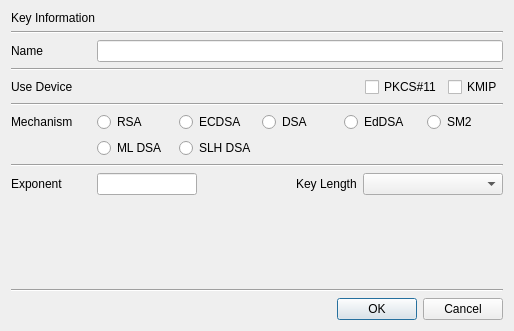
First picture: the form in CertMan/new_key_dlg.ui, repository jykim74/CertMan, before the edit.
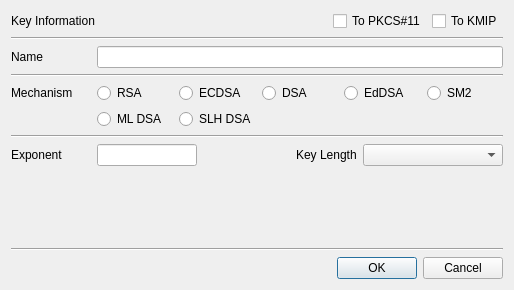
Second picture: the form after the edit.

The edit to the form file:
```diff
--- a/CertMan/new_key_dlg.ui
+++ b/CertMan/new_key_dlg.ui
@@ -7,7 +7,7 @@
     <x>0</x>
     <y>0</y>
     <width>514</width>
-    <height>331</height>
+    <height>290</height>
    </rect>
   </property>
   <property name="windowTitle">
@@ -15,11 +15,45 @@
   </property>
   <layout class="QVBoxLayout" name="verticalLayout">
    <item>
-    <widget class="QLabel" name="label">
-     <property name="text">
-      <string>Key Information</string>
+    <layout class="QGridLayout" name="gridLayout_5">
+     <property name="topMargin">
+      <number>0</number>
      </property>
-    </widget>
+     <item row="0" column="0">
+      <widget class="QLabel" name="label">
+       <property name="text">
+        <string>Key Information</string>
+       </property>
+      </widget>
+     </item>
+     <item row="0" column="3">
+      <widget class="QCheckBox" name="mKMIPCheck">
+       <property name="text">
+        <string>To KMIP</string>
+       </property>
+      </widget>
+     </item>
+     <item row="0" column="2">
+      <widget class="QCheckBox" name="mPKCS11Check">
+       <property name="text">
+        <string>To PKCS#11</string>
+       </property>
+      </widget>
+     </item>
+     <item row="0" column="1">
+      <spacer name="horizontalSpacer_2">
+       <property name="orientation">
+        <enum>Qt::Horizontal</enum>
+       </property>
+       <property name="sizeHint" stdset="0">
+        <size>
+         <width>40</width>
+         <height>20</height>
+        </size>
+       </property>
+      </spacer>
+     </item>
+    </layout>
    </item>
    <item>
     <widget class="Line" name="line">
@@ -64,60 +98,6 @@
      </item>
     </layout>
    </item>
-   <item>
-    <widget class="Line" name="line_2">
-     <property name="orientation">
-      <enum>Qt::Horizontal</enum>
-     </property>
-    </widget>
-   </item>
-   <item>
-    <layout class="QGridLayout" name="gridLayout_4">
-     <property name="topMargin">
-      <number>0</number>
-     </property>
-     <item row="0" column="3">
-      <widget class="QCheckBox" name="mKMIPCheck">
-       <property name="text">
-        <string>KMIP</string>
-       </property>
-      </widget>
-     </item>
-     <item row="0" column="1">
-      <spacer name="horizontalSpacer_2">
-       <property name="orientation">
-        <enum>Qt::Horizontal</enum>
-       </property>
-       <property name="sizeHint" stdset="0">
-        <size>
-         <width>40</width>
-         <height>20</height>
-        </size>
-       </property>
-      </spacer>
-     </item>
-     <item row="0" column="0">
-      <widget class="QLabel" name="label_3">
-       <property name="minimumSize">
-        <size>
-         <width>80</width>
-         <height>0</height>
-        </size>
-       </property>
-       <property name="text">
-        <string>Use Device</string>
-       </property>
-      </widget>
-     </item>
-     <item row="0" column="2">
-      <widget class="QCheckBox" name="mPKCS11Check">
-       <property name="text">
-        <string>PKCS#11</string>
-       </property>
-      </widget>
-     </item>
-    </layout>
-   </item>
    <item>
     <widget class="Line" name="line_5">
      <property name="orientation">
```
Left out of the diff: 2 changed lines with no effect on the pictures.
